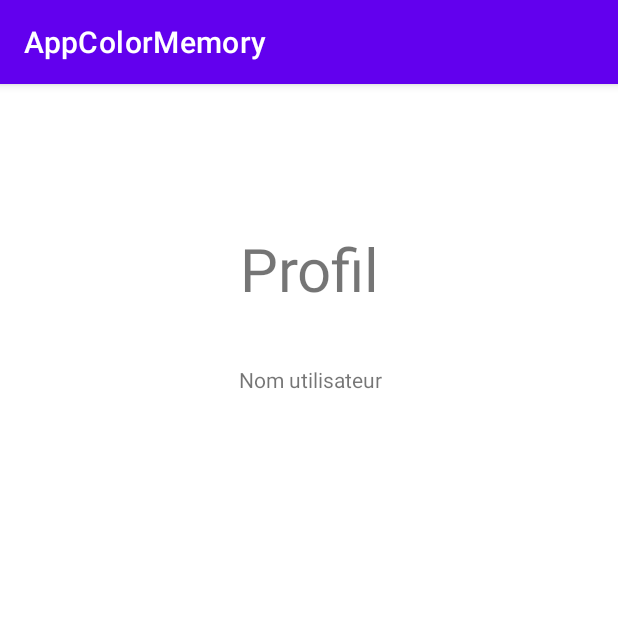
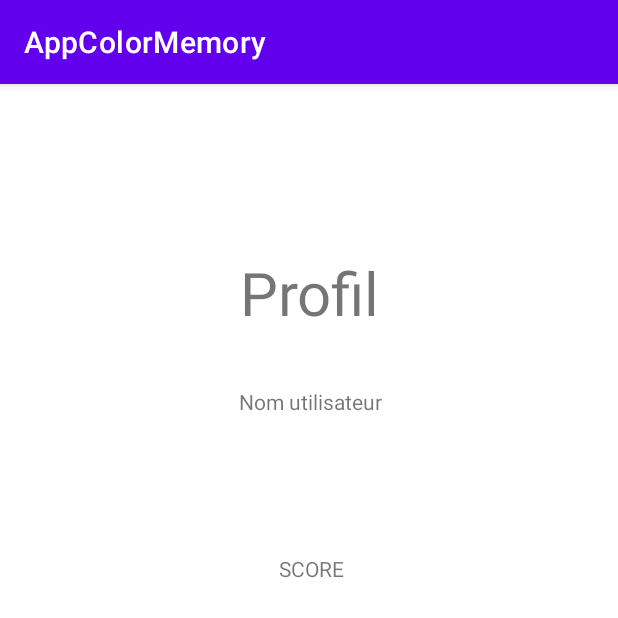
Before and after one commit to hashgrem/AppColorMemory, an Android app: the Profil screen opened directly, with no data from a screen before it, on a phone screen of 412 x 824 dp, the top half of it. Run offline under Robolectric (Android 15) with nearby library versions, the light colour scheme and no system bars.

Commit message:
Ajout Base de données fin"

```diff
--- a/app/src/main/java/com/example/appcolormemory/Inscription.java
+++ b/app/src/main/java/com/example/appcolormemory/Inscription.java
@@ -38,6 +38,11 @@ public class Inscription extends AppCompatActivity {
             public void onClick(View v) {
                 if( db.addJoueur(prenom.getText().toString(),email.getText().toString(),password.getText().toString(), 0) ){
                     Intent intent = new Intent(getApplicationContext(), MainMenu.class);
+                    intent.putExtra("datapass",prenom.getText().toString());
+
+                    String last_activity = "Inscription";
+
+                    intent.putExtra("last_activity", last_activity );
                     startActivity((intent));
                     finish();
                 }
--- a/app/src/main/java/com/example/appcolormemory/Profil.java
+++ b/app/src/main/java/com/example/appcolormemory/Profil.java
@@ -2,13 +2,40 @@ package com.example.appcolormemory;
 
 import androidx.appcompat.app.AppCompatActivity;
 
+import android.content.Intent;
 import android.os.Bundle;
+import android.widget.TextView;
+import android.widget.Toast;
 
 public class Profil extends AppCompatActivity {
+
+    TextView affichage_username, affichage_score;
 
     @Override
     protected void onCreate(Bundle savedInstanceState) {
         super.onCreate(savedInstanceState);
         setContentView(R.layout.layout_profil);
+
+        SQLiteHelper db;
+        db = new SQLiteHelper(getApplicationContext());
+
+
+        Intent intent = getIntent();
+
+        if (intent != null) {
+            String data_passed_variable = "";
+            if (intent.hasExtra("username_variable")) {
+                intent.getStringExtra("username_variable");
+
+                affichage_username = (TextView) findViewById(R.id.profil_nom_utilisateur);
+                affichage_username.setText("Nom D'utilisateur : "+intent.getStringExtra("username_variable"));
+
+
+                affichage_score = (TextView) findViewById(R.id.profil_score);
+                affichage_score.setText(" Votre Score" +String.valueOf(db.recuperation_score(intent.getStringExtra("username_variable"))));
+
+
+            }
+        }
     }
 }
--- a/app/src/main/res/layout/layout_profil.xml
+++ b/app/src/main/res/layout/layout_profil.xml
@@ -6,8 +6,21 @@
     android:layout_height="match_parent"
     tools:context=".Profil">
 
+
     <TextView
-        android:id="@+id/id_nom_utilisateur2"
+        android:id="@+id/msg_main_menu"
+        android:layout_width="wrap_content"
+        android:layout_height="wrap_content"
+        android:layout_marginTop="112dp"
+        android:gravity="center"
+        android:text="Profil"
+        android:textSize="40sp"
+        app:layout_constraintEnd_toEndOf="parent"
+        app:layout_constraintStart_toStartOf="parent"
+        app:layout_constraintTop_toTopOf="parent" />
+
+    <TextView
+        android:id="@+id/profil_nom_utilisateur"
         android:layout_width="wrap_content"
         android:layout_height="wrap_content"
         android:text="Nom utilisateur"
@@ -15,18 +28,19 @@
         app:layout_constraintEnd_toEndOf="parent"
         app:layout_constraintHorizontal_bias="0.504"
         app:layout_constraintStart_toStartOf="parent"
-        app:layout_constraintTop_toBottomOf="@+id/msg_main_menu2"
+        app:layout_constraintTop_toBottomOf="@+id/msg_main_menu"
         app:layout_constraintVertical_bias="0.062" />
 
     <TextView
-        android:id="@+id/msg_main_menu2"
+        android:id="@+id/profil_score"
         android:layout_width="wrap_content"
         android:layout_height="wrap_content"
-        android:layout_marginTop="96dp"
-        android:gravity="center"
-        android:text="Profil"
-        android:textSize="40sp"
+        android:layout_marginTop="92dp"
+        android:text="SCORE"
         app:layout_constraintEnd_toEndOf="parent"
+        app:layout_constraintHorizontal_bias="0.504"
         app:layout_constraintStart_toStartOf="parent"
-        app:layout_constraintTop_toTopOf="parent" />
+        app:layout_constraintTop_toBottomOf="@+id/profil_nom_utilisateur" />
+
+
 </androidx.constraintlayout.widget.ConstraintLayout>
```
Also changed, not shown: app/src/main/java/com/example/appcolormemory/Connexion.java (+5 -4 lines), app/src/main/java/com/example/appcolormemory/MainMenu.java (+35 -1 lines), app/src/main/java/com/example/appcolormemory/SQLiteHelper.java (+30 -0 lines).
